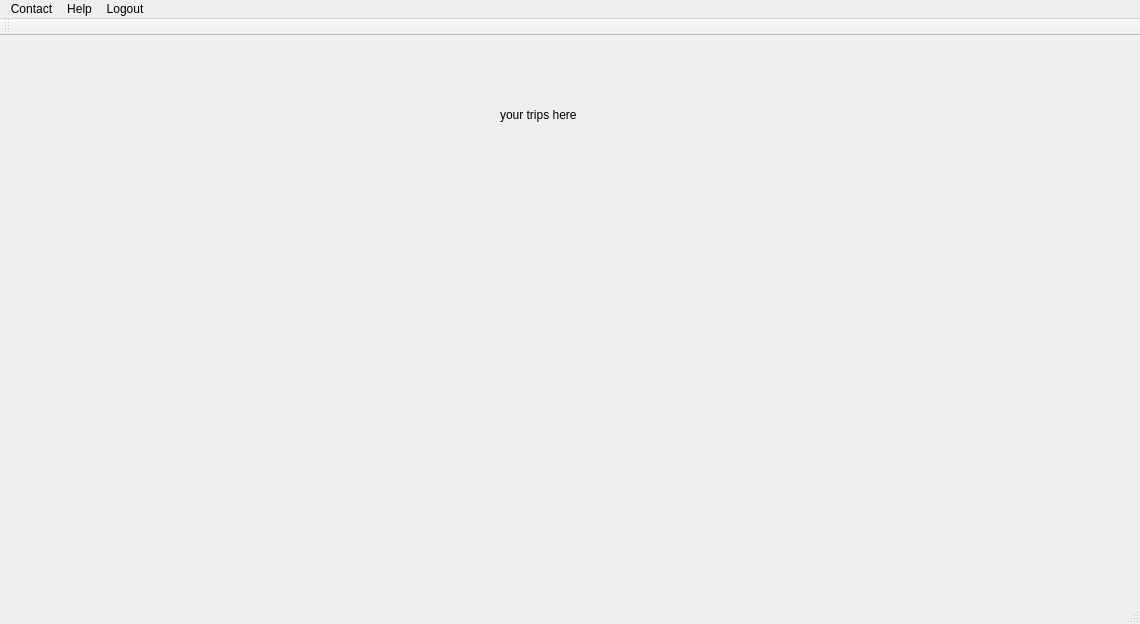
Qt form Quick_Eats/mainwindow.ui (akarapetian/Scrum-Team-6---Fast-Food-App) before a commit.
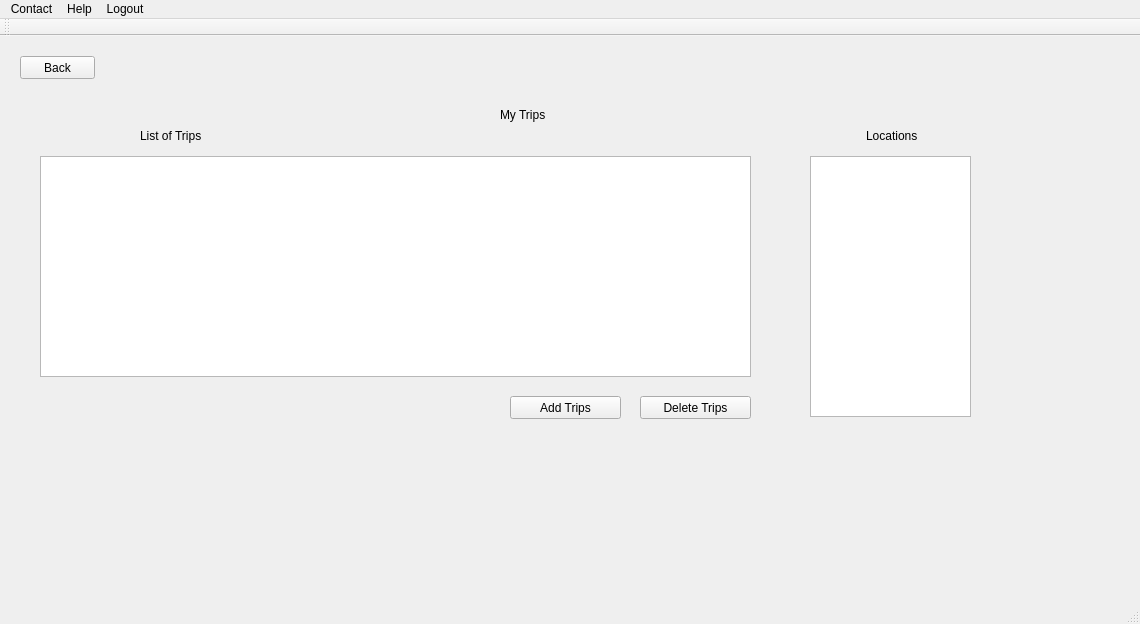
The same form after that commit. The open tabs and pages were chosen to show the change.

Diff of the .ui file:
```diff
--- a/Quick_Eats/mainwindow.ui
+++ b/Quick_Eats/mainwindow.ui
@@ -420,7 +420,92 @@
          </rect>
         </property>
         <property name="text">
-         <string>your trips here</string>
+         <string>My Trips</string>
+        </property>
+       </widget>
+       <widget class="QListWidget" name="myTripsListWidget">
+        <property name="geometry">
+         <rect>
+          <x>30</x>
+          <y>110</y>
+          <width>711</width>
+          <height>221</height>
+         </rect>
+        </property>
+       </widget>
+       <widget class="QListWidget" name="myTripsLocationListWidget">
+        <property name="geometry">
+         <rect>
+          <x>800</x>
+          <y>110</y>
+          <width>161</width>
+          <height>261</height>
+         </rect>
+        </property>
+       </widget>
+       <widget class="QLabel" name="label_12">
+        <property name="geometry">
+         <rect>
+          <x>130</x>
+          <y>80</y>
+          <width>141</width>
+          <height>20</height>
+         </rect>
+        </property>
+        <property name="text">
+         <string>List of Trips</string>
+        </property>
+       </widget>
+       <widget class="QLabel" name="label_18">
+        <property name="geometry">
+         <rect>
+          <x>856</x>
+          <y>80</y>
+          <width>71</width>
+          <height>20</height>
+         </rect>
+        </property>
+        <property name="text">
+         <string>Locations</string>
+        </property>
+       </widget>
+       <widget class="QPushButton" name="myTripsDeleteButton">
+        <property name="geometry">
+         <rect>
+          <x>630</x>
+          <y>350</y>
+          <width>111</width>
+          <height>23</height>
+         </rect>
+        </property>
+        <property name="text">
+         <string>Delete Trips</string>
+        </property>
+       </widget>
+       <widget class="QPushButton" name="MWMyTripsBackButton">
+        <property name="geometry">
+         <rect>
+          <x>10</x>
+          <y>10</y>
+          <width>75</width>
+          <height>23</height>
+         </rect>
+        </property>
+        <property name="text">
+         <string>Back</string>
+        </property>
+       </widget>
+       <widget class="QPushButton" name="myTripsAddButton">
+        <property name="geometry">
+         <rect>
+          <x>500</x>
+          <y>350</y>
+          <width>111</width>
+          <height>23</height>
+         </rect>
+        </property>
+        <property name="text">
+         <string>Add Trips</string>
         </property>
        </widget>
       </widget>
```
Left out of the diff: 62 changed lines with no effect on the pictures.
